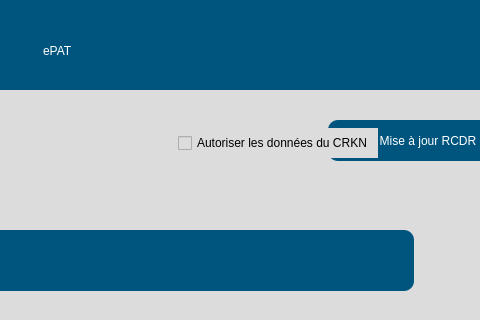
Old version of the form src/user_interface/french_settingsPage.ui in the repository eppenney/eBook-Perpetual-Access-Rights-Tracker; both pictures show x 487 to 967 and y 0 to 320 of the 1183 by 877 pixel window.
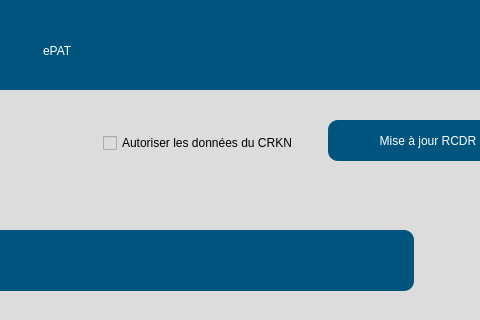
New version of the form. Icons and pictures are not drawn.

Commit message: Moved allowCRKN tickbox in french

The edit to the form file:
```diff
--- a/src/user_interface/french_settingsPage.ui
+++ b/src/user_interface/french_settingsPage.ui
@@ -489,7 +489,7 @@
    <widget class="QCheckBox" name="allowCRKNData">
     <property name="geometry">
         <rect>
-            <x>675</x>
+            <x>600</x>
             <y>128</y>
             <width>200</width>
             <height>30</height>
```
